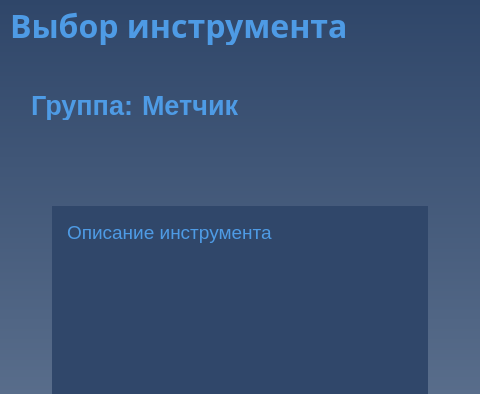
komrade2801/AutoSklad, file client/GUI/ui/screen_10_confirmation.ui: the form before one commit; both pictures show x 0 to 480 and y 0 to 394 of the 480 by 800 pixel window.
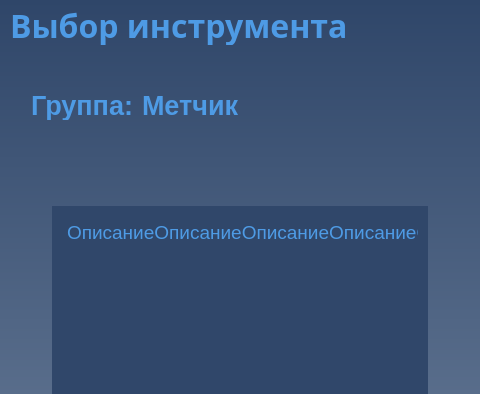
The form after the commit. Icons and pictures are not drawn.

Diff of the .ui file:
```diff
--- a/client/GUI/ui/screen_10_confirmation.ui
+++ b/client/GUI/ui/screen_10_confirmation.ui
@@ -1783,7 +1783,7 @@
 padding:10px</string>
    </property>
    <property name="text">
-    <string>Описание инструмента</string>
+    <string>ОписаниеОписаниеОписаниеОписаниеОписаниеОписаниеОписаниеОписаниеОписаниеОписаниеОписаниеОписаниеОписаниеОписаниеОписаниеОписаниеОписаниеОписаниеОписание</string>
    </property>
    <property name="pixmap">
     <pixmap>C:/Users/Наташа/Desktop/гуй/img/tool_4.png</pixmap>
@@ -1795,7 +1795,7 @@
     <set>Qt::AlignLeading|Qt::AlignLeft|Qt::AlignTop</set>
    </property>
    <property name="wordWrap">
-    <bool>false</bool>
+    <bool>true</bool>
    </property>
    <property name="margin">
     <number>0</number>
```
Left out of the diff: 45 changed lines with no effect on the pictures.
